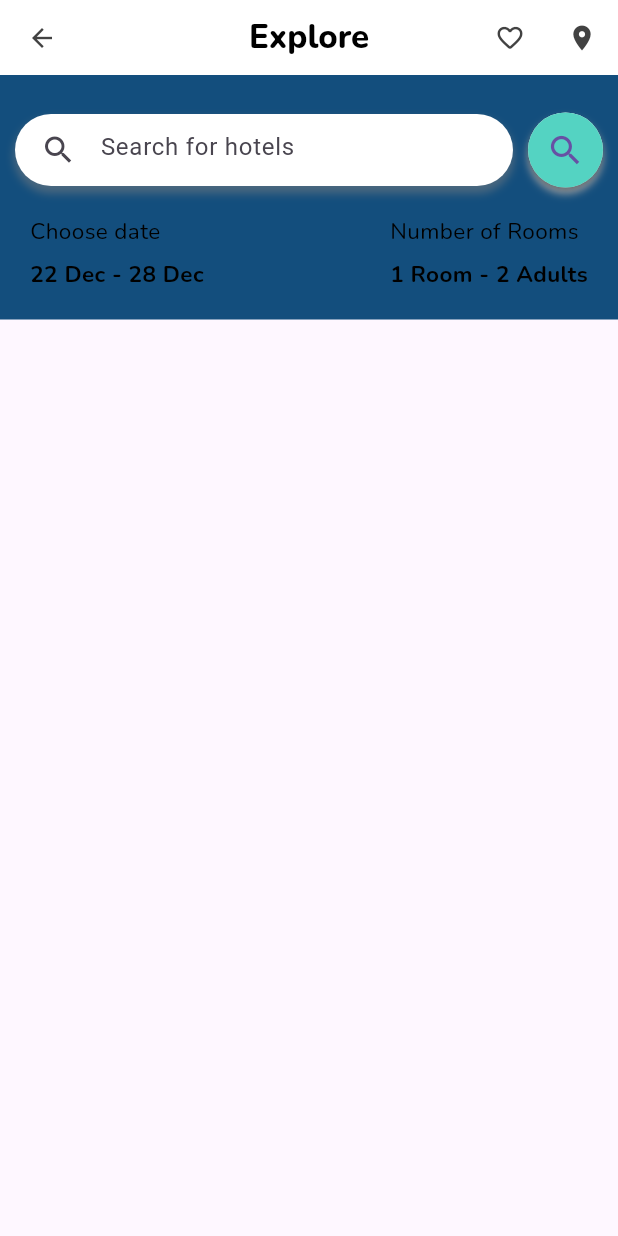
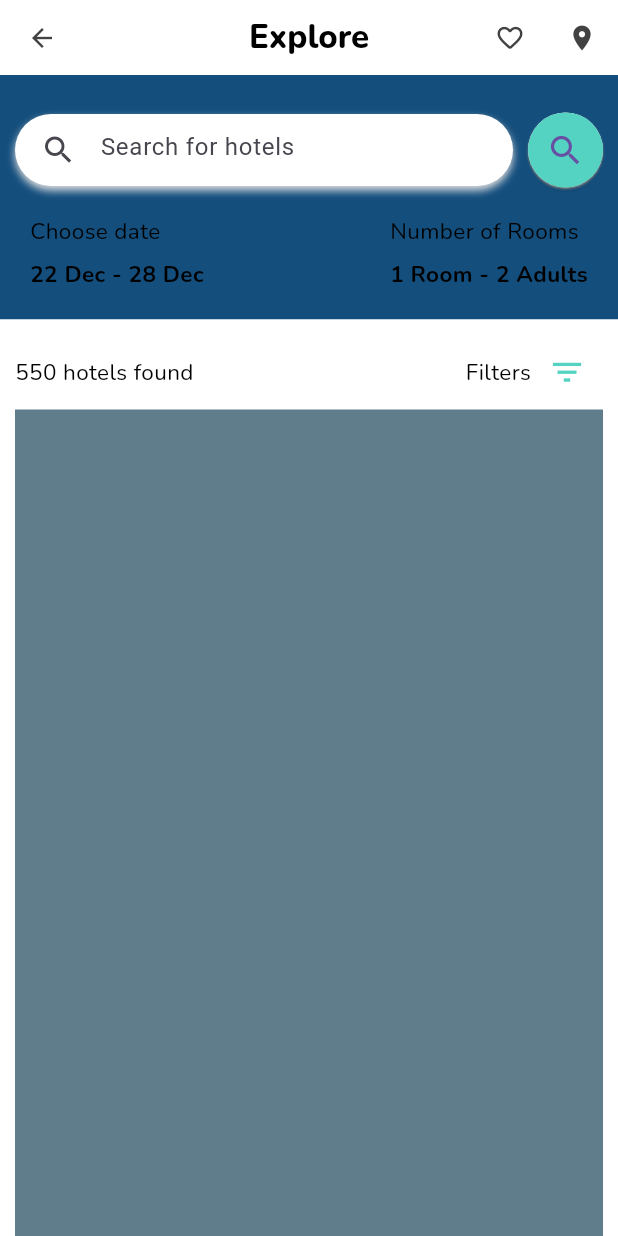
Before and after one commit to samiigll/flutterhotels, a Flutter app: the screen it shows after launch, on a phone screen of 412 x 824 dp. Run offline on Flutter 3.47's test engine with Material 3 defaults, Android fonts, the light colour scheme and no system bars; our stand-ins replace google_fonts.

Commit message:
Refactor main.dart for improved UI and code organization

```diff
--- a/lib/main.dart
+++ b/lib/main.dart
@@ -31,7 +31,7 @@
         child: Column(
           children: [
             SearchSection(),
-            const HotelSection(),
+            HotelSection(),
           ],
         ),
       ),
@@ -106,12 +106,11 @@
                   decoration: BoxDecoration(
                     color: Colors.white,
                     borderRadius: BorderRadius.circular(30),
-                    boxShadow: const [
+                    boxShadow: [
                       BoxShadow(
-                        color: Color.fromRGBO(128, 128, 128, 0.5),
-                        spreadRadius: 1,
+                        color: Colors.grey.shade300,
                         blurRadius: 4,
-                        offset: Offset(0, 4),
+                        offset: const Offset(0, 3),
                       ),
                     ],
                   ),
@@ -134,8 +133,8 @@
                   boxShadow: const [
                     BoxShadow(
                       color: Colors.grey,
-                      blurRadius: 4,
-                      offset: Offset(0, 4),
+                      blurRadius: 0.5,
+                      offset: Offset(0, 1),
                     ),
                   ],
                   borderRadius: BorderRadius.circular(25),
@@ -216,13 +215,66 @@
 }
 
 class HotelSection extends StatelessWidget {
-  const HotelSection({Key? key}) : super(key: key);
+  HotelSection({Key? key}) : super(key: key);
+
+  final List hotelList = [
+    {
+      'title': 'Bhutan Hotel',
+      'location': 'Thimphu, Bhutan',
+      'distance': 2.5,
+      'reviews': 4.5,
+      'picture': 'images/bali2.png',
+      'price': 200,
+    }
+  ];
 
   @override
   Widget build(BuildContext context) {
     return Container(
+      padding: EdgeInsets.all(10),
       color: Colors.white,
-      // Your content here
+      child: Column(
+        children: [
+          SizedBox(
+            height: 50,
+            child: Row(
+              mainAxisAlignment: MainAxisAlignment.spaceBetween,
+              children: [
+                Text(
+                  '550 hotels found',
+                  style: GoogleFonts.nunito(
+                    fontSize: 15,
+                    color: Colors.black,
+                  ),
+                ),
+                Row(
+                  children: [
+                    Text(
+                      'Filters',
+                      style: GoogleFonts.nunito(
+                        fontSize: 15,
+                        color: Colors.black,
+                      ),
+                    ),
+                    IconButton(
+                      icon: Icon(
+                        Icons.filter_list_outlined,
+                        color: dGreen,
+                        size: 25,
+                      ),
+                      onPressed: () {},
+                    ),
+                  ],
+                ),
+              ],
+            ),
+          ),
+          Container(
+            color: Colors.blueGrey,
+            height: 1000,
+          )
+        ],
+      ),
     );
   }
 }
```
